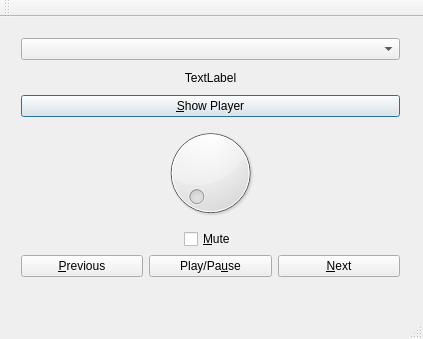
Above: mainwindow.ui from ylogx/slider before the change. Below: the same form after it.
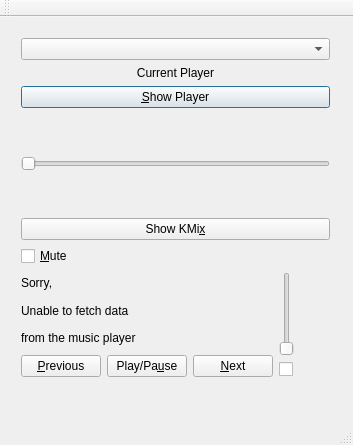
That is the form after the change.

Commit message: Added metadata display

Diff of the .ui file:
```diff
--- a/mainwindow.ui
+++ b/mainwindow.ui
@@ -6,8 +6,8 @@
    <rect>
     <x>0</x>
     <y>0</y>
-    <width>423</width>
-    <height>339</height>
+    <width>353</width>
+    <height>445</height>
    </rect>
   </property>
   <property name="windowTitle">
@@ -19,10 +19,12 @@
      <rect>
       <x>10</x>
       <y>10</y>
-      <width>401</width>
-      <height>261</height>
+      <width>331</width>
+      <height>361</height>
      </rect>
     </property>
+    <layout class="QHBoxLayout" name="horizontalLayout">
+     <item>
     <layout class="QVBoxLayout" name="verticalLayout">
      <item>
       <widget class="QComboBox" name="comboBox"/>
@@ -30,7 +32,7 @@
      <item>
       <widget class="QLabel" name="labelPlayer">
        <property name="text">
-        <string>TextLabel</string>
+          <string>Current Player</string>
        </property>
        <property name="alignment">
         <set>Qt::AlignCenter</set>
@@ -48,19 +50,46 @@
       </widget>
      </item>
      <item>
-      <widget class="QDial" name="dial">
-       <property name="invertedAppearance">
-        <bool>false</bool>
-       </property>
-       <property name="invertedControls">
-        <bool>false</bool>
-       </property>
-       <property name="notchesVisible">
-        <bool>false</bool>
+        <spacer name="verticalSpacer_2">
+         <property name="orientation">
+          <enum>Qt::Vertical</enum>
+         </property>
+         <property name="sizeHint" stdset="0">
+          <size>
+           <width>20</width>
+           <height>40</height>
+          </size>
+         </property>
+        </spacer>
+       </item>
+       <item>
+        <widget class="QSlider" name="positionSlider">
+         <property name="orientation">
+          <enum>Qt::Horizontal</enum>
        </property>
       </widget>
      </item>
-     <item alignment="Qt::AlignHCenter">
+       <item>
+        <spacer name="verticalSpacer">
+         <property name="orientation">
+          <enum>Qt::Vertical</enum>
+         </property>
+         <property name="sizeHint" stdset="0">
+          <size>
+           <width>20</width>
+           <height>40</height>
+          </size>
+         </property>
+        </spacer>
+       </item>
+       <item>
+        <widget class="QPushButton" name="pushButtonKMix">
+         <property name="text">
+          <string>Show KMi&amp;x</string>
+         </property>
+        </widget>
+       </item>
+       <item>
       <widget class="QCheckBox" name="checkBoxMute">
        <property name="text">
         <string>&amp;Mute</string>
@@ -68,7 +97,32 @@
       </widget>
      </item>
      <item>
-      <layout class="QHBoxLayout" name="horizontalLayout_2">
+        <layout class="QHBoxLayout" name="horizontalLayout_4">
+         <item>
+          <layout class="QVBoxLayout" name="verticalLayout_2">
+           <item>
+            <widget class="QLabel" name="labelTitle">
+             <property name="text">
+              <string>Sorry,</string>
+             </property>
+            </widget>
+           </item>
+           <item>
+            <widget class="QLabel" name="labelArtist">
+             <property name="text">
+              <string>Unable to fetch data</string>
+             </property>
+            </widget>
+           </item>
+           <item>
+            <widget class="QLabel" name="labelAlbum">
+             <property name="text">
+              <string>from the music player</string>
+             </property>
+            </widget>
+           </item>
+           <item>
+            <layout class="QHBoxLayout" name="horButtonLayout">
        <item>
         <widget class="QPushButton" name="pushButtonPrev">
          <property name="text">
@@ -93,7 +147,42 @@
       </layout>
      </item>
     </layout>
-   </widget>
+         </item>
+         <item>
+          <layout class="QVBoxLayout" name="verticalLayout_3">
+           <item>
+            <widget class="QSlider" name="volumeSlider">
+             <property name="toolTip">
+              <string extracomment="Volume Slider"/>
+             </property>
+             <property name="statusTip">
+              <string extracomment="Volume Slider"/>
+             </property>
+             <property name="whatsThis">
+              <string extracomment="Volume Slider"/>
+             </property>
+             <property name="orientation">
+              <enum>Qt::Vertical</enum>
+             </property>
+            </widget>
+           </item>
+           <item>
+            <widget class="QCheckBox" name="checkBoxMute_2">
+             <property name="text">
+              <string/>
+             </property>
+            </widget>
+           </item>
+          </layout>
+         </item>
+        </layout>
+       </item>
+      </layout>
+     </item>
+    </layout>
+   </widget>
+   <zorder>pushButtonPlay</zorder>
+   <zorder>horizontalLayoutWidget</zorder>
   </widget>
   <widget class="QToolBar" name="mainToolBar">
    <attribute name="toolBarArea">
```
Left out of the diff: 6 changed lines with no effect on the pictures. Lines whose indentation alone changed are shown as unchanged. The commit also changes 2 other files.
